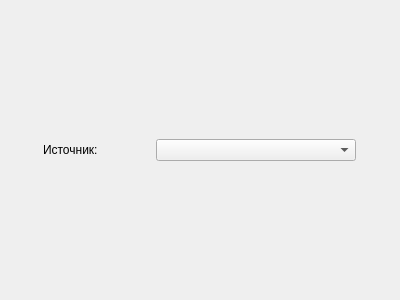
Old version of the form gui/forms/cpudistributionwidget.ui in the repository OSLL/Linux_FreeBSD_networking_perf.
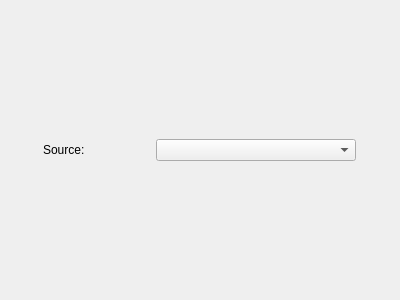
New version of the form.

```diff
--- a/gui/forms/cpudistributionwidget.ui
+++ b/gui/forms/cpudistributionwidget.ui
@@ -25,7 +25,7 @@
         </size>
        </property>
        <property name="text">
-        <string>Источник:</string>
+        <string>Source:</string>
        </property>
       </widget>
      </item>
```
